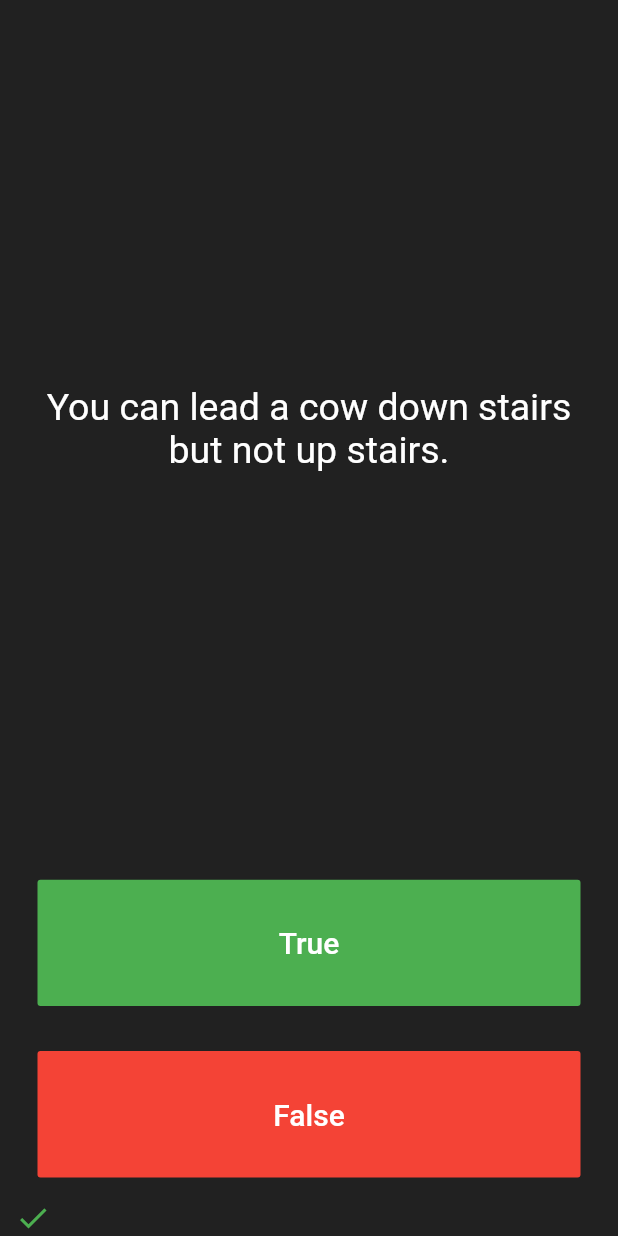
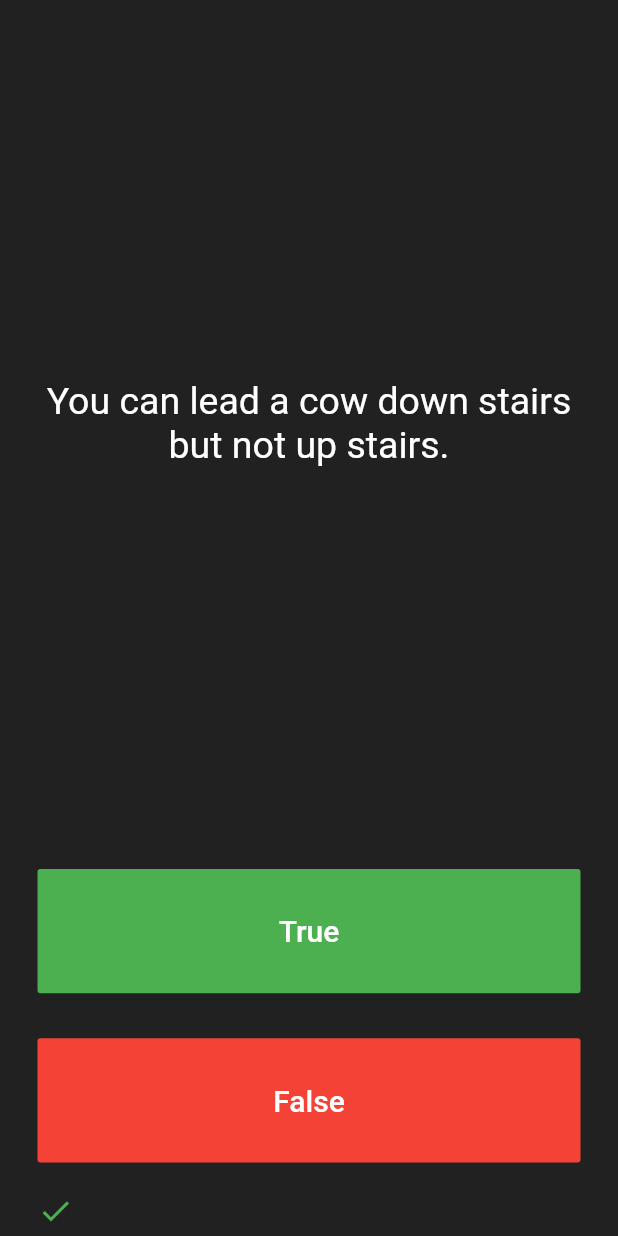
Before and after one commit to ddai00bit/appbrewery-flutter-development-bootcamp, a Flutter app: the screen it shows after launch, after a tap on "True", on a phone screen of 412 x 824 dp. Run offline on Flutter 3.47's test engine with Material 2 defaults, Android fonts, the phone set to English and light mode, and no system bars; our stand-ins replace audioplayers, rflutter_alert.

Commit message:
[quizzler] [Format scorekeeper] [Show dialog after the last question]

```diff
--- a/quizzler/lib/src/quiz_brain.dart
+++ b/quizzler/lib/src/quiz_brain.dart
@@ -32,7 +32,7 @@ class QuizBrain {
   int _questionNumber = 0;
 
   getNextQuestion() {
-    if (_questionNumber < _questions.length - 1) {
+    if (!isFinished()) {
       _questionNumber++;
     }
   }
@@ -44,4 +44,12 @@ class QuizBrain {
   bool getQuestionAnswer() {
     return _questions[_questionNumber].answer;
   }
+
+  bool isFinished() {
+    return !(_questionNumber < _questions.length - 1);
+  }
+
+  reset() {
+    _questionNumber = 0;
+  }
 }
--- a/quizzler/lib/src/quiz_page.dart
+++ b/quizzler/lib/src/quiz_page.dart
@@ -1,8 +1,9 @@
 import 'package:flutter/cupertino.dart';
 import 'package:flutter/material.dart';
 import 'package:quizzler/src/quiz_brain.dart';
+import 'package:rflutter_alert/rflutter_alert.dart';
 
-final quizBrain = QuizBrain();
+final _quizBrain = QuizBrain();
 
 class QuizPage extends StatefulWidget {
   @override
@@ -13,7 +14,40 @@ class _QuizPageState extends State<QuizPage> {
   final _scoreKeeper = <Icon>[];
 
   _handleUserAnswer(bool answer) {
-    final correctAnswer = quizBrain.getQuestionAnswer();
+    if (_quizBrain.isFinished()) {
+      Alert(
+        context: context,
+        title: 'Finished!',
+        content: Padding(
+          padding: const EdgeInsets.all(6.0),
+          child: Text(
+            'You\'ve reached the end of the quiz.',
+            style: TextStyle(
+              fontSize: 16,
+            ),
+          ),
+        ),
+        buttons: [
+          DialogButton(
+            child: Text(
+              'CANCEL',
+              style: TextStyle(
+                color: Colors.white,
+                fontSize: 20,
+              ),
+            ),
+            onPressed: () {
+              setState(() {
+                _scoreKeeper.clear();
+                _quizBrain.reset();
+                Navigator.pop(context);
+              });
+            },
+          ),
+        ],
+      ).show();
+    } else {
+      final correctAnswer = _quizBrain.getQuestionAnswer();
 
       setState(() {
         if (answer == correctAnswer) {
@@ -27,8 +61,9 @@ class _QuizPageState extends State<QuizPage> {
             color: Colors.red,
           ));
         }
-      quizBrain.getNextQuestion();
+        _quizBrain.getNextQuestion();
       });
+    }
   }
 
   @override
@@ -43,7 +78,7 @@ class _QuizPageState extends State<QuizPage> {
             padding: EdgeInsets.all(10),
             child: Center(
               child: Text(
-                quizBrain.getQuestionText(),
+                _quizBrain.getQuestionText(),
                 textAlign: TextAlign.center,
                 style: TextStyle(
                   fontSize: 25,
@@ -89,8 +124,14 @@ class _QuizPageState extends State<QuizPage> {
             ),
           ),
         ),
-        Row(
+        Padding(
+          padding: const EdgeInsets.symmetric(
+            vertical: 5,
+            horizontal: 15,
+          ),
+          child: Row(
             children: _scoreKeeper,
+          ),
         )
       ],
     );
--- a/quizzler/pubspec.yaml
+++ b/quizzler/pubspec.yaml
@@ -23,6 +23,8 @@ dependencies:
   # The following adds the Cupertino Icons font to your application.
   # Use with the CupertinoIcons class for iOS style icons.
   cupertino_icons: ^0.1.2
+
+  rflutter_alert: ^1.0.2
 
 dev_dependencies:
   flutter_test:
```
Lines whose indentation alone changed are shown as unchanged.
